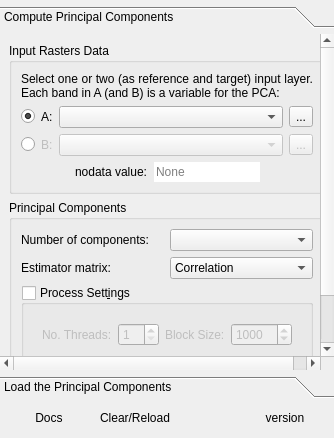
Above: ui/pca4cd_dialog.ui from SMByC/PCA4CD before the change. Below: the same form after it.
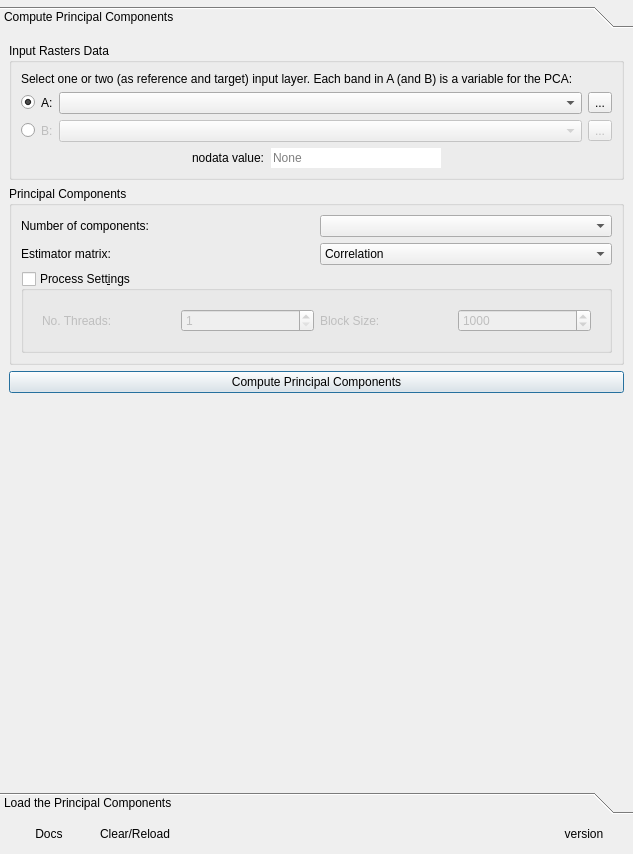
That is the form after the change. Icons and pictures are not drawn. Custom widgets are drawn as their Qt base class.

```diff
--- a/ui/pca4cd_dialog.ui
+++ b/ui/pca4cd_dialog.ui
@@ -2,6 +2,14 @@
 <ui version="4.0">
  <class>PCA4CDDialogBase</class>
  <widget class="QDialog" name="PCA4CDDialogBase">
+  <property name="geometry">
+   <rect>
+    <x>0</x>
+    <y>0</y>
+    <width>633</width>
+    <height>854</height>
+   </rect>
+  </property>
   <property name="windowTitle">
    <string>PCA4CD - Compute the Principal Components</string>
   </property>
@@ -60,8 +68,8 @@
        <rect>
         <x>0</x>
         <y>0</y>
-        <width>650</width>
-        <height>651</height>
+        <width>633</width>
+        <height>680</height>
        </rect>
       </property>
       <attribute name="label">
```
Left out of the diff: 4 changed lines with no effect on the pictures.
